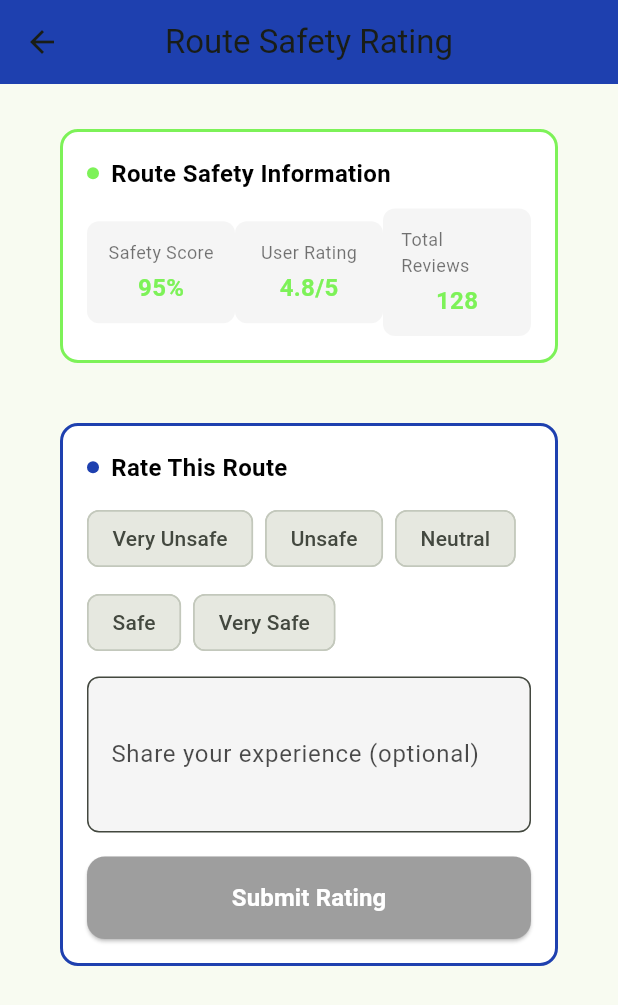
After one commit to kalviumcommunity/S84-0226-SafeStride-Flutter-Firebase-Aura, a Flutter app: the RouteDetailScreen screen opened directly with sample values from the repository, after a tap on "Rate This Route", on a phone screen of 412 x 824 dp. The commit adds this screen. Shown: the top 1005 px of the screen. Run offline on Flutter 3.47's test engine with Material 3 defaults, Android fonts, the phone set to English and light mode, and no system bars; our stand-ins replace cloud_firestore, firebase_auth, firebase_core, flutter_svg; accounts and stored records are empty; Roboto replaces fonts that are missing (Poppins).

Commit message:
feat: implemented stateless vs stateful widgets with route safety rating feature

```diff
--- a/lib/screens/route_detail_screen.dart
+++ b/lib/screens/route_detail_screen.dart
@@ -3,6 +3,7 @@ import '../models/route_model.dart';
 import '../constants/app_colors.dart';
 import '../constants/mock_data.dart';
 import '../config/routes.dart';
+import 'route_safety_screen.dart';
 
 class RouteDetailScreen extends StatelessWidget {
   final RouteModel? route;
@@ -285,6 +286,37 @@ class RouteDetailScreen extends StatelessWidget {
                       ],
                     ),
                     const SizedBox(height: 32),
+                    // Rate Route Button (Navigates to Safety Rating Screen)
+                    ElevatedButton.icon(
+                      onPressed: () {
+                        Navigator.push(
+                          context,
+                          MaterialPageRoute(
+                            builder: (context) => RouteSafetyRatingScreen(
+                              route: routeData,
+                              isDarkMode: darkMode,
+                            ),
+                          ),
+                        );
+                      },
+                      style: ElevatedButton.styleFrom(
+                        backgroundColor: AppColors.primaryBlue,
+                        foregroundColor: Colors.white,
+                        padding: const EdgeInsets.symmetric(vertical: 16, horizontal: 24),
+                        shape: RoundedRectangleBorder(
+                          borderRadius: BorderRadius.circular(12),
+                        ),
+                      ),
+                      icon: const Icon(Icons.rate_review),
+                      label: const Text(
+                        'Rate This Route',
+                        style: TextStyle(
+                          fontSize: 16,
+                          fontWeight: FontWeight.w600,
+                        ),
+                      ),
+                    ),
+                    const SizedBox(height: 32),
                     // Reviews Section
                     Text(
                       'Reviews',
--- /dev/null
+++ b/lib/screens/route_safety_screen.dart
@@ -0,0 +1,410 @@
+import 'package:flutter/material.dart';
+import '../constants/app_colors.dart';
+import '../models/route_model.dart';
+
+class SafetyInfoDisplay extends StatelessWidget {
+  final RouteModel route;
+  final bool isDarkMode;
+
+  const SafetyInfoDisplay({
+    Key? key,
+    required this.route,
+    required this.isDarkMode,
+  }) : super(key: key);
+
+  @override
+  Widget build(BuildContext context) {
+    final safetyColor = AppColors.getSafetyColor(route.safety);
+    final textColor = isDarkMode ? Colors.white : Colors.black;
+
+    return Container(
+      margin: const EdgeInsets.symmetric(horizontal: 20, vertical: 10),
+      padding: const EdgeInsets.all(16),
+      decoration: BoxDecoration(
+        color: isDarkMode ? AppColors.darkBlue.withOpacity(0.3) : Colors.white,
+        borderRadius: BorderRadius.circular(12),
+        border: Border.all(
+          color: safetyColor,
+          width: 2,
+        ),
+      ),
+      child: Column(
+        crossAxisAlignment: CrossAxisAlignment.start,
+        children: [
+          Row(
+            children: [
+              Container(
+                width: 8,
+                height: 8,
+                decoration: BoxDecoration(
+                  color: safetyColor,
+                  shape: BoxShape.circle,
+                ),
+                margin: const EdgeInsets.only(right: 8),
+              ),
+              Text(
+                'Route Safety Information',
+                style: TextStyle(
+                  fontSize: 16,
+                  fontWeight: FontWeight.w600,
+                  color: textColor,
+                ),
+              ),
+            ],
+          ),
+          const SizedBox(height: 12),
+          Row(
+            mainAxisAlignment: MainAxisAlignment.spaceBetween,
+            children: [
+              _buildStatCard(
+                title: 'Safety Score',
+                value: '${route.safety}%',
+                color: safetyColor,
+              ),
+              _buildStatCard(
+                title: 'User Rating',
+                value: '${route.rating}/5',
+                color: safetyColor,
+              ),
+              _buildStatCard(
+                title: 'Total Reviews',
+                value: '${route.reviews}',
+                color: safetyColor,
+              ),
+            ],
+          ),
+        ],
+      ),
+    );
+  }
+
+  Widget _buildStatCard({
+    required String title,
+    required String value,
+    required Color color,
+  }) {
+    return Expanded(
+      child: Container(
+        padding: const EdgeInsets.all(12),
+        decoration: BoxDecoration(
+          color: isDarkMode ? AppColors.darkBlue.withOpacity(0.2) : Colors.grey.withOpacity(0.1),
+          borderRadius: BorderRadius.circular(8),
+        ),
+        child: Column(
+          children: [
+            Text(
+              title,
+              style: TextStyle(
+                fontSize: 12,
+                color: isDarkMode ? Colors.white70 : Colors.black54,
+              ),
+            ),
+            const SizedBox(height: 4),
+            Text(
+              value,
+              style: TextStyle(
+                fontSize: 16,
+                fontWeight: FontWeight.bold,
+                color: color,
+              ),
+            ),
+          ],
+        ),
+      ),
+    );
+  }
+}
+
+class SafetyRatingForm extends StatefulWidget {
+  final RouteModel route;
+  final Function(bool) onRatingSubmitted;
+  final bool isDarkMode;
+
+  const SafetyRatingForm({
+    Key? key,
+    required this.route,
+    required this.onRatingSubmitted,
+    required this.isDarkMode,
+  }) : super(key: key);
+
+  @override
+  State<SafetyRatingForm> createState() => _SafetyRatingFormState();
+}
+
+class _SafetyRatingFormState extends State<SafetyRatingForm> {
+  int selectedRating = 0;
+  String comment = '';
+  bool isSubmitting = false;
+
+  final List<String> ratingOptions = [
+    'Very Unsafe',
+    'Unsafe',
+    'Neutral',
+    'Safe',
+    'Very Safe',
+  ];
+
+  void _submitRating() {
+    if (selectedRating == 0) {
+      _showError('Please select a rating');
+      return;
+    }
+
+    setState(() {
+      isSubmitting = true;
+    });
+
+    Future.delayed(const Duration(seconds: 2), () {
+      setState(() {
+        isSubmitting = false;
+      });
+      widget.onRatingSubmitted(true);
+      _showSuccess('Thank you for your rating!');
+    });
+  }
+
+  void _showError(String message) {
+    ScaffoldMessenger.of(context).showSnackBar(
+      SnackBar(
+        content: Text(message),
+        backgroundColor: Colors.red,
+      ),
+    );
+  }
+
+  void _showSuccess(String message) {
+    ScaffoldMessenger.of(context).showSnackBar(
+      SnackBar(
+        content: Text(message),
+        backgroundColor: Colors.green,
+      ),
+    );
+  }
+
+  @override
+  Widget build(BuildContext context) {
+    final textColor = widget.isDarkMode ? Colors.white : Colors.black;
+
+    return Container(
+      margin: const EdgeInsets.symmetric(horizontal: 20, vertical: 10),
+      padding: const EdgeInsets.all(16),
+      decoration: BoxDecoration(
+        color: widget.isDarkMode ? AppColors.darkBlue.withOpacity(0.3) : Colors.white,
+        borderRadius: BorderRadius.circular(12),
+        border: Border.all(
+          color: AppColors.primaryBlue,
+          width: 2,
+        ),
+      ),
+      child: Column(
+        crossAxisAlignment: CrossAxisAlignment.start,
+        children: [
+          Row(
+            children: [
+              Container(
+                width: 8,
+                height: 8,
+                decoration: BoxDecoration(
+                  color: AppColors.primaryBlue,
+                  shape: BoxShape.circle,
+                ),
+                margin: const EdgeInsets.only(right: 8),
+              ),
+              Text(
+                'Rate This Route',
+                style: TextStyle(
+                  fontSize: 16,
+                  fontWeight: FontWeight.w600,
+                  color: textColor,
+                ),
+              ),
+            ],
+          ),
+          const SizedBox(height: 12),
+          Wrap(
+            spacing: 8,
+            runSpacing: 8,
+            children: List.generate(
+              ratingOptions.length,
+              (index) => ChoiceChip(
+                label: Text(ratingOptions[index]),
+                selected: selectedRating == index + 1,
+                onSelected: (selected) {
+                  if (selected) {
+                    setState(() {
+                      selectedRating = index + 1;
+                    });
+                  }
+                },
+                selectedColor: AppColors.primaryBlue,
+                backgroundColor: widget.isDarkMode
+                    ? AppColors.darkBlue.withOpacity(0.3)
+                    : Colors.grey.withOpacity(0.2),
+                avatar: selectedRating == index + 1
+                    ? const Icon(Icons.check, size: 16)
+                    : null,
+              ),
+            ),
+          ),
+          const SizedBox(height: 12),
+          TextFormField(
+            maxLines: 3,
+            decoration: InputDecoration(
+              labelText: 'Share your experience (optional)',
+              labelStyle: TextStyle(
+                color: textColor.withOpacity(0.7),
+              ),
+              filled: true,
+              fillColor: widget.isDarkMode
+                  ? AppColors.darkBlue.withOpacity(0.2)
+                  : Colors.grey.withOpacity(0.1),
+              border: OutlineInputBorder(
+                borderRadius: BorderRadius.circular(8),
+                borderSide: BorderSide(
+                  color: widget.isDarkMode ? Colors.white30 : Colors.black12,
+                  width: 1,
+                ),
+              ),
+            ),
+            style: TextStyle(
+              color: textColor,
+            ),
+            onChanged: (value) => comment = value,
+          ),
+          const SizedBox(height: 16),
+          SizedBox(
+            width: double.infinity,
+            child: ElevatedButton(
+              onPressed: isSubmitting ? null : _submitRating,
+              style: ElevatedButton.styleFrom(
+                backgroundColor: selectedRating > 0 ? AppColors.primaryBlue : Colors.grey,
+                foregroundColor: Colors.white,
+                padding: const EdgeInsets.all(16),
+                shape: RoundedRectangleBorder(
+                  borderRadius: BorderRadius.circular(12),
+                ),
+              ),
+              child: isSubmitting
+                  ? const SizedBox(
+                      width: 20,
+                      height: 20,
+                      child: CircularProgressIndicator(
+                        strokeWidth: 2,
+                        valueColor: AlwaysStoppedAnimation<Color>(Colors.white),
+                      ),
+                    )
+                  : const Text(
+                      'Submit Rating',
+                      style: TextStyle(
+                        fontSize: 16,
+                        fontWeight: FontWeight.w600,
+                      ),
+                    ),
+            ),
+          ),
+        ],
+      ),
+    );
+  }
+}
+
+class RouteSafetyRatingScreen extends StatefulWidget {
+  final RouteModel route;
+  final bool isDarkMode;
+
+  const RouteSafetyRatingScreen({
+    Key? key,
+    required this.route,
+    required this.isDarkMode,
+  }) : super(key: key);
+
+  @override
+  State<RouteSafetyRatingScreen> createState() => _RouteSafetyRatingScreenState();
+}
+
+class _RouteSafetyRatingScreenState extends State<RouteSafetyRatingScreen> {
+  bool isRatingSubmitted = false;
+
+  void _handleRatingSubmitted(bool success) {
+    setState(() {
+      isRatingSubmitted = true;
+    });
+  }
+
+  @override
+  Widget build(BuildContext context) {
+    final textColor = widget.isDarkMode ? Colors.white : Colors.black;
+
+    return Scaffold(
+      appBar: AppBar(
+        title: const Text('Route Safety Rating'),
+        backgroundColor: AppColors.primaryBlue,
+        centerTitle: true,
+      ),
+      body: SingleChildScrollView(
+        padding: const EdgeInsets.all(20),
+        child: Column(
+          crossAxisAlignment: CrossAxisAlignment.start,
+          children: [
+            SafetyInfoDisplay(
+              route: widget.route,
+              isDarkMode: widget.isDarkMode,
+            ),
+            const SizedBox(height: 20),
+            SafetyRatingForm(
+              route: widget.route,
+              onRatingSubmitted: _handleRatingSubmitted,
+              isDarkMode: widget.isDarkMode,
+            ),
+            if (isRatingSubmitted)
+              Container(
+                margin: const EdgeInsets.symmetric(vertical: 20),
+                padding: const EdgeInsets.all(16),
+                decoration: BoxDecoration(
+                  color: widget.isDarkMode ? AppColors.darkBlue.withOpacity(0.3) : Colors.green.withOpacity(0.1),
+                  borderRadius: BorderRadius.circular(12),
+                  border: Border.all(
+                    color: Colors.green,
+                    width: 2,
+                  ),
+                ),
+                child: Column(
+                  children: [
+                    Row(
+                      children: [
+                        Container(
+                          width: 8,
+                          height: 8,
+                          decoration: BoxDecoration(
+                            color: Colors.green,
+                            shape: BoxShape.circle,
+                          ),
+                          margin: const EdgeInsets.only(right: 8),
+                        ),
+                        Text(
+                          'Rating Submitted!',
+                          style: TextStyle(
+                            fontSize: 16,
+                            fontWeight: FontWeight.w600,
+                            color: textColor,
+                          ),
+                        ),
+                      ],
+                    ),
+                    const SizedBox(height: 8),
+                    Text(
+                      'Thank you for contributing to the SafeStride community!',
+                      style: TextStyle(
+                        fontSize: 14,
+                        color: textColor.withOpacity(0.7),
+                      ),
+                    ),
+                  ],
+                ),
+              ),
+          ],
+        ),
+      ),
+    );
+  }
+}
```
Also changed, not shown: 2 other files.
